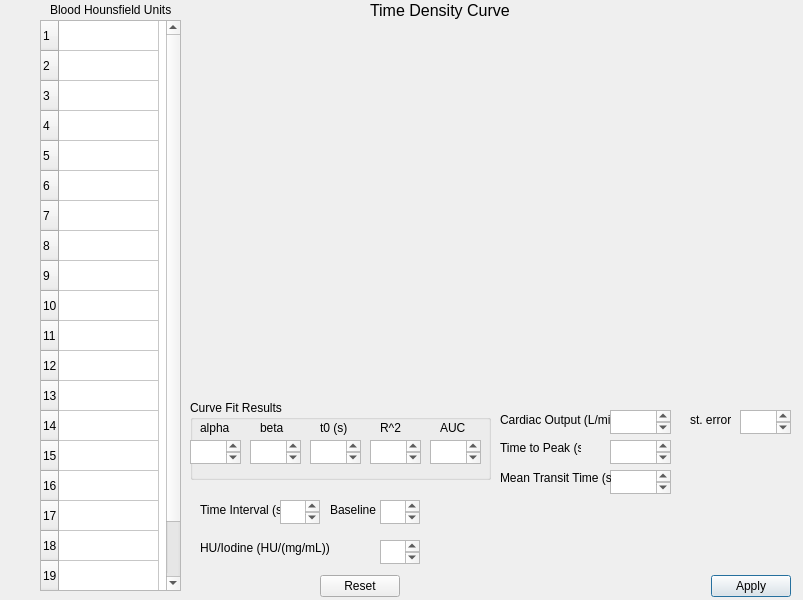
ogdenk/COCalculator, file COcalc.ui: the form before one commit.
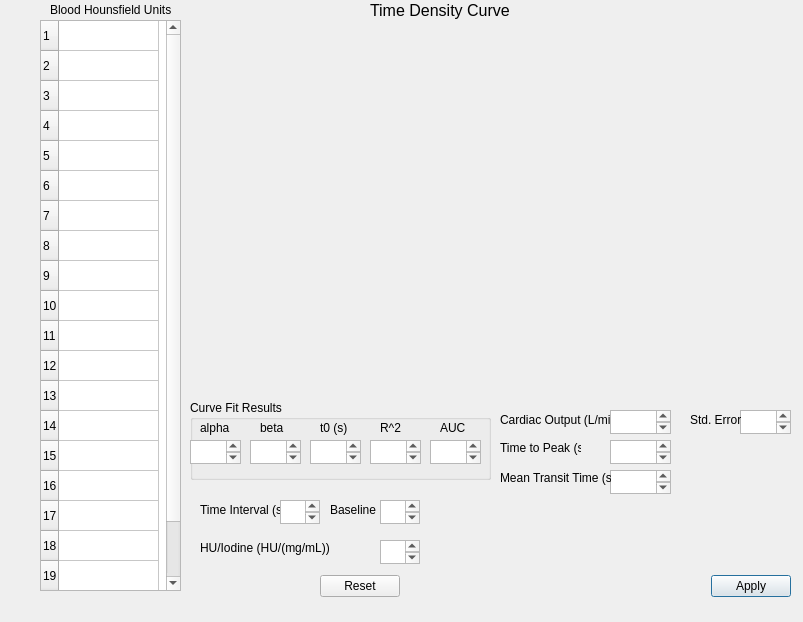
The form after the commit. Custom widgets are drawn as their Qt base class.

Patch:
```diff
--- a/COcalc.ui
+++ b/COcalc.ui
@@ -7,7 +7,7 @@
     <x>0</x>
     <y>0</y>
     <width>803</width>
-    <height>600</height>
+    <height>622</height>
    </rect>
   </property>
   <property name="windowTitle">
@@ -217,12 +217,12 @@
     <rect>
      <x>690</x>
      <y>410</y>
-     <width>41</width>
+     <width>51</width>
      <height>20</height>
     </rect>
    </property>
    <property name="text">
-    <string>st. error</string>
+    <string>Std. Error</string>
    </property>
   </widget>
   <widget class="QPlainTextEdit" name="peakTime">
```
Left out of the diff: 35 changed lines with no effect on the pictures.
